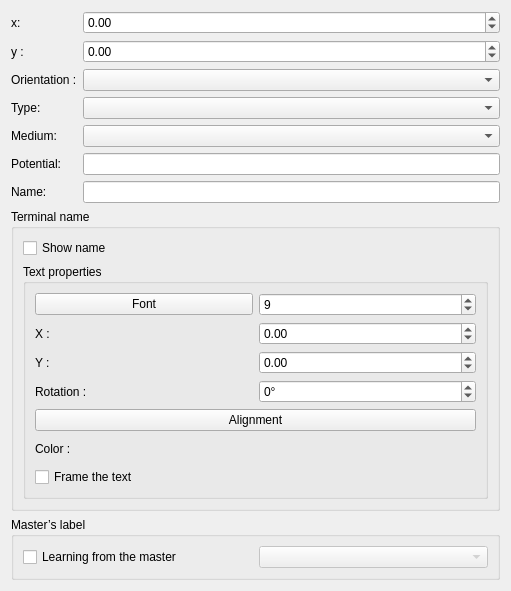
Opus-id/qelectrotech-source-mirror, file sources/editor/ui/terminaleditor.ui: the form before one commit.
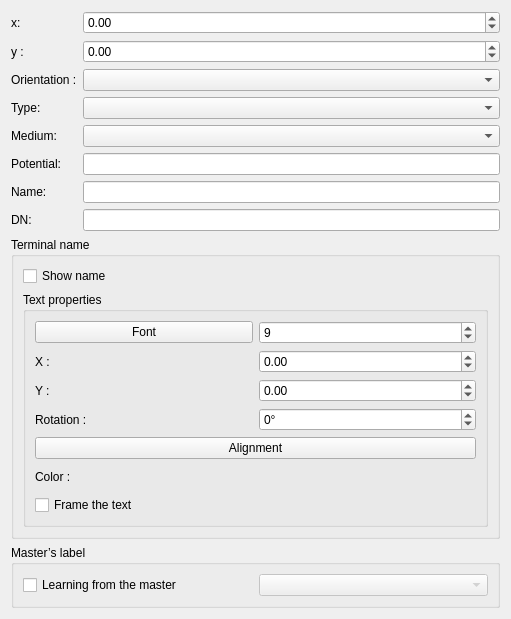
The form after the commit.

```diff
--- a/sources/editor/ui/terminaleditor.ui
+++ b/sources/editor/ui/terminaleditor.ui
@@ -106,7 +106,21 @@
      </property>
     </widget>
    </item>
-   <item row="7" column="0" colspan="2">
+   <item row="7" column="0">
+    <widget class="QLabel" name="label_dn">
+     <property name="text">
+      <string>DN:</string>
+     </property>
+    </widget>
+   </item>
+   <item row="7" column="1">
+    <widget class="QLineEdit" name="m_dn_le">
+     <property name="toolTip">
+      <string>The nominal diameter of this nozzle, shown under its name. Each placed symbol can change it. Leave it empty if the symbol has no usual size.</string>
+     </property>
+    </widget>
+   </item>
+   <item row="8" column="0" colspan="2">
     <widget class="QGroupBox" name="m_label_gb">
      <property name="title">
       <string>Terminal name</string>
@@ -242,7 +256,7 @@
      </layout>
     </widget>
    </item>
-   <item row="8" column="0" colspan="2">
+   <item row="9" column="0" colspan="2">
     <widget class="QGroupBox" name="m_master_label_gb">
      <property name="title">
       <string>Master’s label</string>
```
